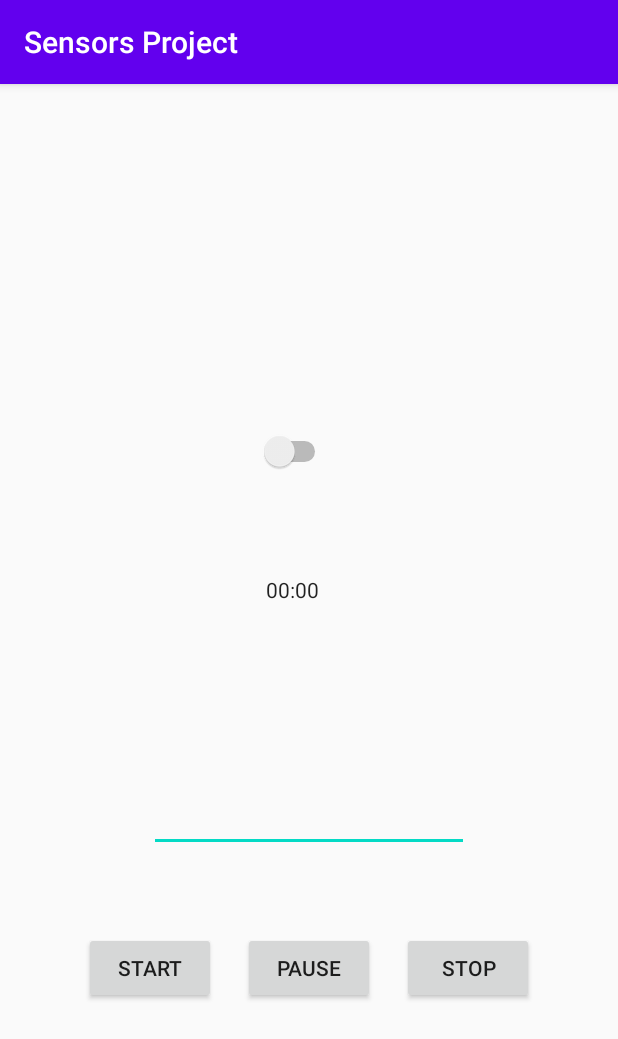
After one commit to DMIT2504/dmit2504-e01-spring2020term-courseproject-shams9017, an Android app: the AudioRecorderActivity screen opened directly, with no data from a screen before it, on a phone screen of 412 x 824 dp. The commit adds this screen. Shown: the top 1039 px of the screen. Run offline under Robolectric (Android 15) with nearby library versions, the phone set to English and light mode, and no system bars.

Commit message:
commit 3: voice recording functionality added

```diff
--- a/app/build.gradle
+++ b/app/build.gradle
@@ -28,6 +28,7 @@ dependencies {
 
     implementation 'androidx.appcompat:appcompat:1.1.0'
     implementation 'androidx.constraintlayout:constraintlayout:1.1.3'
+    implementation 'androidx.preference:preference:1.1.1'
     testImplementation 'junit:junit:4.12'
     androidTestImplementation 'androidx.test.ext:junit:1.1.1'
     androidTestImplementation 'androidx.test.espresso:espresso-core:3.2.0'
--- /dev/null
+++ b/app/src/main/java/ca/nait/sensorsproject/AudioRecorderActivity.java
@@ -0,0 +1,148 @@
+package ca.nait.sensorsproject;
+
+import androidx.annotation.NonNull;
+import androidx.annotation.RequiresApi;
+import androidx.appcompat.app.AppCompatActivity;
+import androidx.core.app.ActivityCompat;
+import androidx.core.content.ContextCompat;
+
+import android.Manifest;
+import android.content.pm.PackageManager;
+import android.media.MediaPlayer;
+import android.media.MediaRecorder;
+import android.os.Build;
+import android.os.Bundle;
+import android.os.Environment;
+import android.view.View;
+import android.widget.Button;
+import android.widget.CompoundButton;
+import android.widget.EditText;
+import android.widget.Switch;
+import android.widget.Toast;
+
+public class AudioRecorderActivity extends AppCompatActivity {
+
+    private Switch swMotionRecord;
+
+    Button btnRecord, btnStopRecord, btnPlay, btnStop;
+    String pathSave = "";
+    EditText newRecNameEdit;
+    MediaRecorder mMediaRecorder;
+    MediaPlayer mMediaPlayer;
+
+    final int REQUEST_PERMISSION_CODE = 1000;
+
+    @Override
+    protected void onCreate(Bundle savedInstanceState) {
+        super.onCreate(savedInstanceState);
+        setContentView(R.layout.activity_audio_recorder);
+
+        swMotionRecord = findViewById(R.id.switch_motion_record);
+
+        btnRecord = findViewById(R.id.button_record_start);
+        btnStopRecord = findViewById(R.id.button_record_stop);
+        newRecNameEdit = findViewById(R.id.record_new_name);
+
+        swMotionRecord.setOnCheckedChangeListener(new CompoundButton.OnCheckedChangeListener() {
+            @Override
+            public void onCheckedChanged(CompoundButton buttonView, boolean isChecked) {
+                if(isChecked == true)
+                {
+                    Toast.makeText(AudioRecorderActivity.this, "Motion record enabled", Toast.LENGTH_SHORT).show();
+                }
+            }
+        });
+
+        if (!checkPermissionFromDevice())
+        {
+            requestPermissions();
+        }
+
+
+        btnRecord.setOnClickListener(new View.OnClickListener() {
+            @RequiresApi(api = Build.VERSION_CODES.O)
+            @Override
+            public void onClick(View v) {
+                if(checkPermissionFromDevice())
+                {
+                    String newRecord = newRecNameEdit.getText().toString().trim();
+
+                    pathSave = Environment.getExternalStorageDirectory()
+                            .getAbsolutePath() + "/"
+                            + "Recordings/" + newRecord +".3gp";
+
+                    // pathSave = getExternalFilesDir("/").getAbsolutePath()
+                    //  + UUID.randomUUID().toString() + "audio_record.3gp";
+
+                    mMediaRecorder = new MediaRecorder();
+                    mMediaRecorder.setAudioSource(MediaRecorder.AudioSource.MIC);
+                    mMediaRecorder.setOutputFormat(MediaRecorder.OutputFormat.THREE_GPP);
+
+
+                    mMediaRecorder.setAudioEncoder(MediaRecorder.OutputFormat.AMR_NB);
+                    mMediaRecorder.setOutputFile(pathSave);
+                    btnStopRecord.setEnabled(true);
+
+                    try {
+                        mMediaRecorder.prepare();
+                        mMediaRecorder.start();
+                    }
+                    catch (Exception e)
+                    {
+                        e.printStackTrace();
+                    }
+
+                    Toast.makeText(AudioRecorderActivity.this, "Recording started...", Toast.LENGTH_SHORT).show();
+
+                }
+                else{
+                    requestPermissions();
+                }
+
+            }
+        });
+
+        btnStopRecord.setOnClickListener(new View.OnClickListener() {
+            @Override
+            public void onClick(View v) {
+                mMediaRecorder.stop();
+                mMediaRecorder.release();
+                btnStopRecord.setEnabled(false);
+                btnRecord.setEnabled(true);
+                Toast.makeText(AudioRecorderActivity.this, "Recording stopped.", Toast.LENGTH_SHORT).show();
+            }
+        });
+
+
+    }
+
+    private void requestPermissions() {
+        ActivityCompat.requestPermissions(this, new String[]
+                {Manifest.permission.WRITE_EXTERNAL_STORAGE,
+                        Manifest.permission.RECORD_AUDIO}, REQUEST_PERMISSION_CODE);
+    }
+
+    @Override
+    public void onRequestPermissionsResult(int requestCode, @NonNull String[] permissions, @NonNull int[] grantResults) {
+        switch (requestCode)
+        {
+            case REQUEST_PERMISSION_CODE:
+            {
+                if (grantResults.length > 0 && grantResults[0] == PackageManager.PERMISSION_GRANTED)
+                    Toast.makeText(this, "Permission Granted", Toast.LENGTH_SHORT).show();
+                else{
+                    Toast.makeText(this, "permission denied!", Toast.LENGTH_SHORT).show();
+                }
+            }
+            break;
+
+        }
+    }
+
+    private boolean checkPermissionFromDevice() {
+        int write_external_storage_result = ContextCompat.checkSelfPermission(this, Manifest.permission.WRITE_EXTERNAL_STORAGE);
+        int record_audio_result = ContextCompat.checkSelfPermission(this, Manifest.permission.RECORD_AUDIO);
+        return write_external_storage_result == PackageManager.PERMISSION_GRANTED &&
+                record_audio_result == PackageManager.PERMISSION_GRANTED;
+    }
+}
--- /dev/null
+++ b/app/src/main/res/layout/activity_audio_recorder.xml
@@ -0,0 +1,81 @@
+<?xml version="1.0" encoding="utf-8"?>
+<androidx.constraintlayout.widget.ConstraintLayout xmlns:android="http://schemas.android.com/apk/res/android"
+    xmlns:app="http://schemas.android.com/apk/res-auto"
+    xmlns:tools="http://schemas.android.com/tools"
+    android:layout_width="match_parent"
+    android:layout_height="match_parent"
+    tools:context=".AudioRecorderActivity">
+
+    <Switch
+        android:id="@+id/switch_motion_record"
+        android:layout_width="wrap_content"
+        android:layout_height="wrap_content"
+        android:textOff="Off"
+        android:textOn="On"
+        app:layout_constraintBottom_toBottomOf="parent"
+        app:layout_constraintEnd_toEndOf="parent"
+        app:layout_constraintHorizontal_bias="0.475"
+        app:layout_constraintStart_toStartOf="parent"
+        app:layout_constraintTop_toTopOf="parent"
+        app:layout_constraintVertical_bias="0.312"
+        app:showText="true" />
+
+    <Chronometer
+        android:id="@+id/record_timer"
+
+        android:layout_width="56dp"
+        android:layout_height="83dp"
+        app:layout_constraintBottom_toBottomOf="parent"
+        app:layout_constraintEnd_toEndOf="parent"
+        app:layout_constraintHorizontal_bias="0.498"
+        app:layout_constraintStart_toStartOf="parent"
+        app:layout_constraintTop_toTopOf="parent"
+        app:layout_constraintVertical_bias="0.478" />
+
+    <Button
+        android:id="@+id/button_record_pause"
+        android:layout_width="wrap_content"
+        android:layout_height="wrap_content"
+        android:text="Pause"
+        app:layout_constraintBottom_toBottomOf="parent"
+        app:layout_constraintEnd_toStartOf="@+id/button_record_stop"
+        app:layout_constraintStart_toEndOf="@+id/button_record_start"
+        app:layout_constraintTop_toBottomOf="@+id/record_timer" />
+
+    <Button
+        android:id="@+id/button_record_stop"
+        android:layout_width="wrap_content"
+        android:layout_height="wrap_content"
+        android:layout_marginEnd="56dp"
+        android:text="Stop"
+        app:layout_constraintBottom_toBottomOf="parent"
+        app:layout_constraintEnd_toEndOf="parent"
+        app:layout_constraintTop_toTopOf="@+id/button_record_pause"
+        app:layout_constraintVertical_bias="0.0" />
+
+    <EditText
+        android:id="@+id/record_new_name"
+        android:layout_width="wrap_content"
+        android:layout_height="wrap_content"
+        android:ems="10"
+        android:inputType="textPersonName"
+        app:layout_constraintBottom_toBottomOf="parent"
+        app:layout_constraintEnd_toEndOf="parent"
+        app:layout_constraintStart_toStartOf="parent"
+        app:layout_constraintTop_toBottomOf="@+id/record_timer"
+        app:layout_constraintVertical_bias="0.18"
+        tools:text="recording name" />
+
+    <Button
+        android:id="@+id/button_record_start"
+        android:layout_width="wrap_content"
+        android:layout_height="wrap_content"
+        android:layout_marginStart="56dp"
+        android:text="Start"
+        app:layout_constraintBottom_toBottomOf="parent"
+        app:layout_constraintStart_toStartOf="parent"
+        app:layout_constraintTop_toTopOf="@+id/button_record_pause"
+        app:layout_constraintVertical_bias="0.0" />
+
+
+</androidx.constraintlayout.widget.ConstraintLayout>
```
Also changed, not shown: app/src/main/AndroidManifest.xml (+7 -0 lines), app/src/main/java/ca/nait/sensorsproject/MainActivity.java (+22 -0 lines), app/src/main/java/ca/nait/sensorsproject/SettingsActivity.java (added, +31 -0 lines), app/src/main/res/layout/activity_main.xml (+0 -26 lines), app/src/main/res/layout/settings_activity.xml (added, +9 -0 lines), app/src/main/res/menu/options_menu.xml (added, +7 -0 lines), app/src/main/res/values/arrays.xml (added, +12 -0 lines), app/src/main/res/values/strings.xml (+16 -0 lines), app/src/main/res/xml/root_preferences.xml (added, +35 -0 lines).
